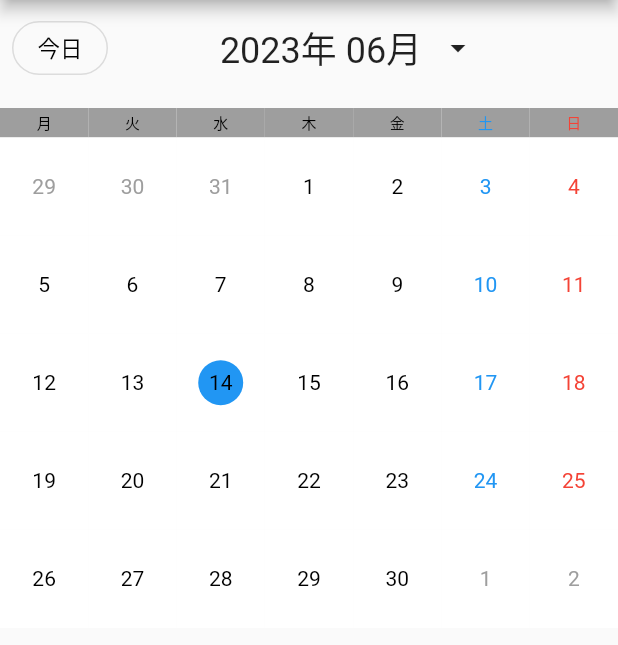
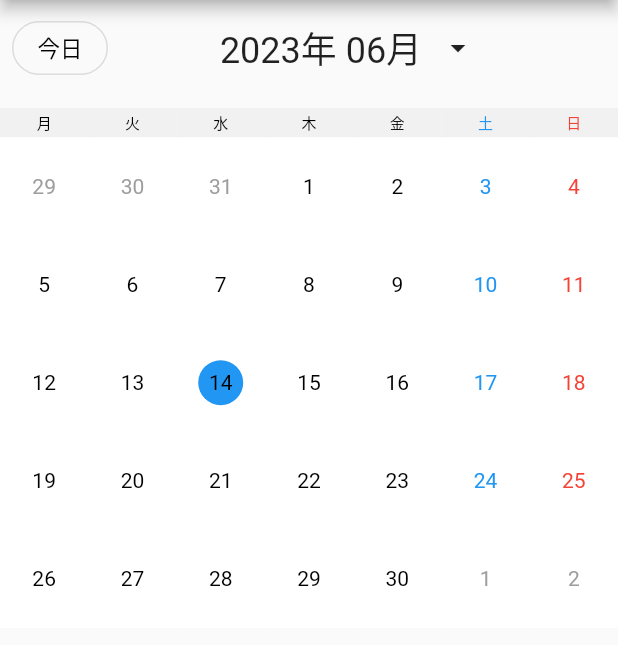
Before and after one commit to takuowake/calender_app, a Flutter app: the screen it shows after launch, on a phone screen of 412 x 824 dp, the part 84-729 px from its top. Run offline on Flutter 3.47's test engine with Material 2 defaults, Android fonts, the phone set to English and light mode, and no system bars; our stand-ins replace drift, flutter_hooks, flutter_riverpod, freezed_annotation, hooks_riverpod; accounts and stored records are empty; generated files the repository leaves out were written again.

Commit message:
calendar headerの色変更

```diff
--- a/lib/view/calendar_screen/calendar/date_box.dart
+++ b/lib/view/calendar_screen/calendar/date_box.dart
@@ -62,7 +62,7 @@ class DateBox extends ConsumerWidget {
     }
 
     if (isHeader) {
-      backgroundColor = Colors.grey;
+      backgroundColor = Color.fromARGB(240, 240, 240, 240);
       fontSize = 10.0;
       boxHeight = 3;
     }
```
